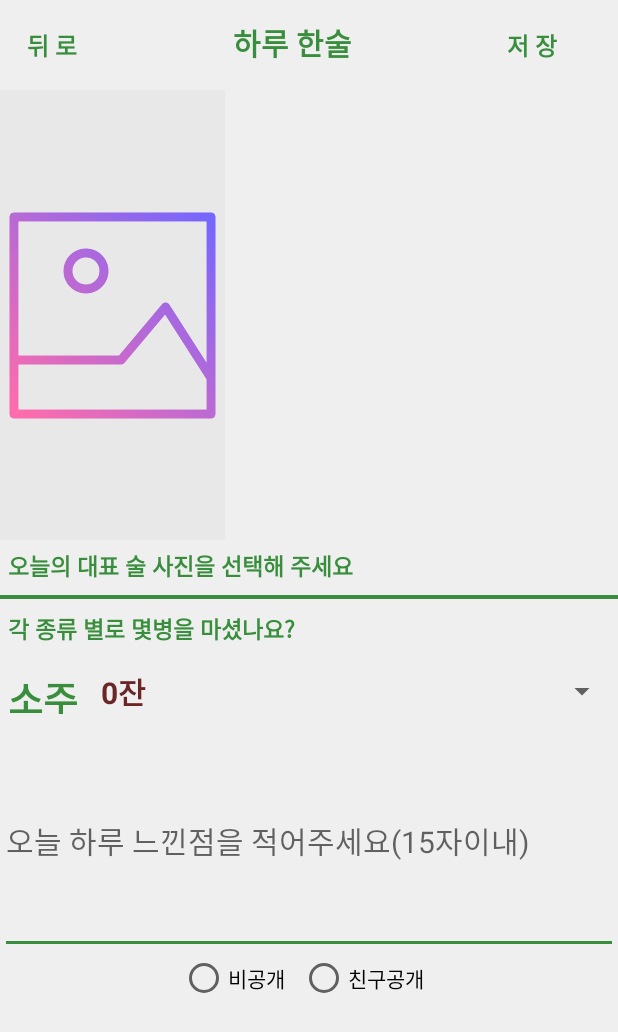
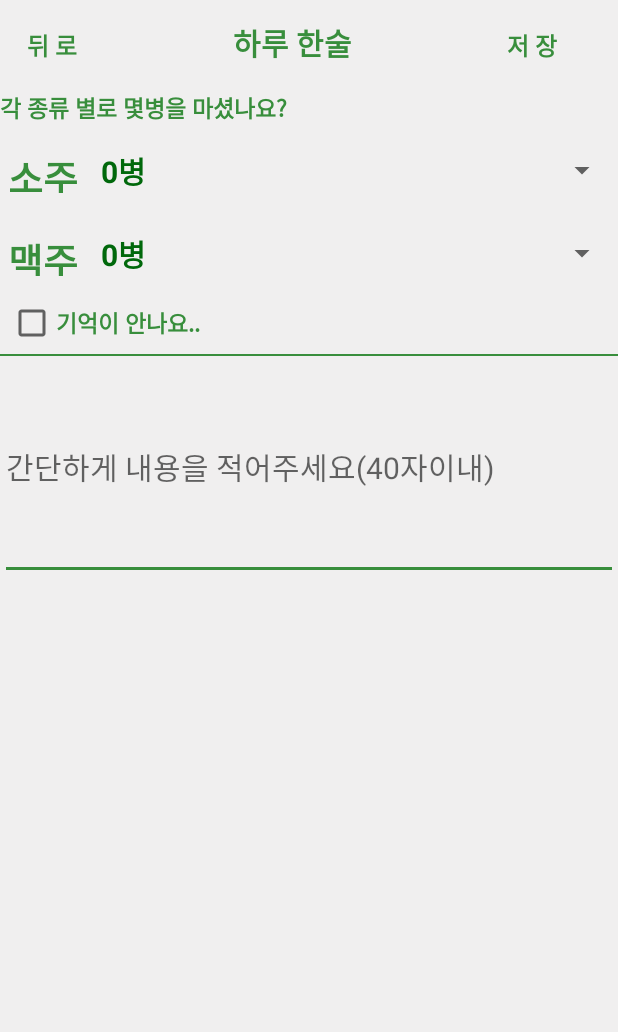
Before and after one commit to JiSeokYeom/ChengCheng_original, an Android app: the AddItem screen opened directly, with no data from a screen before it, on a phone screen of 412 x 824 dp. Shown: the top 1032 px of the screen. Run offline under Robolectric (Android 15) with nearby library versions, the phone set to English and light mode, and no system bars.

Commit message:
02.22 레이아웃 수정

```diff
--- a/app/src/main/java/com/example/chengchengoriginal/activity/AddItem.kt
+++ b/app/src/main/java/com/example/chengchengoriginal/activity/AddItem.kt
@@ -17,7 +17,7 @@ import com.example.chengchengoriginal.databinding.ActivityAddItemBinding
 class AddItem : AppCompatActivity() {
     private val ALBUM_CODE = 101
     private val TAG = "AddItem"
-    private lateinit var sData : Array<String>
+    private lateinit var countArray : Array<String>
     private lateinit var adapter: ArrayAdapter<String>
     private lateinit var binding: ActivityAddItemBinding
     override fun onCreate(savedInstanceState: Bundle?) {
@@ -25,16 +25,17 @@ class AddItem : AppCompatActivity() {
         binding = ActivityAddItemBinding.inflate(layoutInflater)
         setContentView(binding.root)
 
-        sData = resources.getStringArray(R.array.SoJoCount)
-        binding.img1.setOnClickListener {
+        countArray = resources.getStringArray(R.array.bottleCount)
+       /* binding.img1.setOnClickListener {
             requirePermissions(arrayOf(Manifest.permission.WRITE_EXTERNAL_STORAGE), ALBUM_CODE)
-        }
+        }*/
         binding.btnBack.setOnClickListener {
             finish()
         }
 
-        adapter = ArrayAdapter(this,R.layout.spinner_item,sData)
+        adapter = ArrayAdapter(this,R.layout.spinner_item,countArray)
         binding.sojoSpinner.adapter = adapter
+        binding.beerSpinner.adapter = adapter
     }
     private fun openGallery() {
         val intent = Intent(Intent.ACTION_PICK)
@@ -67,7 +68,7 @@ class AddItem : AppCompatActivity() {
     }
 
 
-    override fun onActivityResult(requestCode: Int, resultCode: Int, data: Intent?) {
+   /* override fun onActivityResult(requestCode: Int, resultCode: Int, data: Intent?) {
         super.onActivityResult(requestCode, resultCode, data)
             if(resultCode == RESULT_OK)
             {
@@ -79,6 +80,6 @@ class AddItem : AppCompatActivity() {
             {
                 Toast.makeText(this, "사진 선택 취소", Toast.LENGTH_LONG).show()
             }
-        }
+        }*/
 
     }
--- a/app/src/main/res/layout/activity_add_item.xml
+++ b/app/src/main/res/layout/activity_add_item.xml
@@ -47,18 +47,18 @@
             app:layout_constraintTop_toTopOf="parent" />
     </LinearLayout>
 
-    <TextView
+<!--    <TextView
         android:id="@+id/textView2"
         android:layout_width="match_parent"
         android:layout_height="wrap_content"
         android:text="오늘의 대표 술 사진을 선택해 주세요"
         android:textColor="@color/main"
-        android:layout_marginTop="5dp"
-        android:layout_marginLeft="5dp"
         android:textSize="15sp"
         android:textStyle="bold"
-        app:layout_constraintTop_toBottomOf="@+id/img_1" />
+        app:layout_constraintBottom_toBottomOf="parent"
+        app:layout_constraintTop_toBottomOf="@+id/linearLayout" />-->
 
+<!--
     <ImageView
         android:id="@+id/img_1"
         android:layout_width="150dp"
@@ -66,27 +66,18 @@
         android:background="#E8E8E8"
         android:scaleType="centerInside"
         android:src="@drawable/icon_image"
-        app:layout_constraintTop_toBottomOf="@+id/linearLayout" />
-
-    <View
-        android:id="@+id/solid_line"
-        android:layout_width="match_parent"
-        android:layout_height="2.5dp"
-        android:layout_marginTop="8dp"
-        android:background="@color/main"
-        app:layout_constraintTop_toBottomOf="@+id/textView2" />
+        tools:layout_editor_absoluteY="60dp" />
+-->
 
     <TextView
         android:id="@+id/eat_question"
         android:layout_width="match_parent"
         android:layout_height="wrap_content"
         android:text="각 종류 별로 몇병을 마셨나요?"
-        android:layout_marginTop="8dp"
-        android:layout_marginStart="5dp"
         android:textColor="@color/main"
         android:textSize="15sp"
         android:textStyle="bold"
-        app:layout_constraintTop_toBottomOf="@+id/solid_line" />
+        app:layout_constraintTop_toBottomOf="@+id/linearLayout" />
 
     <LinearLayout
         android:id="@+id/add_item_linear1"
@@ -98,7 +89,7 @@
         app:layout_constraintTop_toBottomOf="@+id/eat_question">
 
         <TextView
-            android:id="@+id/textview_sojo"
+            android:id="@+id/textview_soju"
             android:layout_width="wrap_content"
             android:layout_height="30dp"
             android:layout_marginStart="5dp"
@@ -117,19 +108,68 @@
             app:layout_constraintStart_toEndOf="@+id/textview_sojo"
             app:layout_constraintTop_toBottomOf="@+id/eat_question" />
     </LinearLayout>
+
+    <LinearLayout
+        android:id="@+id/add_item_linear2"
+        android:layout_width="match_parent"
+        android:layout_height="wrap_content"
+        android:layout_marginTop="5dp"
+        android:gravity="center"
+        android:orientation="horizontal"
+        app:layout_constraintTop_toBottomOf="@+id/add_item_linear1">
+
+        <TextView
+            android:id="@+id/textview_beer"
+            android:layout_width="wrap_content"
+            android:layout_height="30dp"
+            android:layout_marginStart="5dp"
+            android:text="맥주"
+            android:textColor="@color/main"
+            android:textSize="25sp"
+            android:textStyle="bold" />
+
+        <Spinner
+            android:id="@+id/beer_spinner"
+            android:layout_width="match_parent"
+            android:layout_height="wrap_content"
+            android:layout_marginStart="5dp" />
+    </LinearLayout>
+
+    <CheckBox
+        android:id="@+id/checkBox"
+        android:layout_width="wrap_content"
+        android:layout_height="wrap_content"
+        android:layout_marginStart="5dp"
+        android:layout_marginTop="5dp"
+        android:text="기억이 안나요.."
+        android:textColor="@color/main"
+        android:textSize="15sp"
+        android:textStyle="bold"
+        app:layout_constraintStart_toStartOf="parent"
+        app:layout_constraintTop_toBottomOf="@+id/add_item_linear2" />
+
+    <View
+        android:id="@+id/solid_line"
+        android:layout_width="match_parent"
+        android:layout_height="1.0dp"
+        android:layout_marginTop="5dp"
+        android:background="@color/main"
+        app:layout_constraintBottom_toTopOf="@+id/contents_input"
+        app:layout_constraintTop_toBottomOf="@+id/checkBox" />
     <EditText
         android:id="@+id/contents_input"
         android:layout_width="match_parent"
         android:layout_height="150dp"
         android:backgroundTint="@color/main"
-        android:hint="오늘 하루 느낀점을 적어주세요(15자이내)"
+        android:layout_marginTop="5dp"
+        android:hint="간단하게 내용을 적어주세요(40자이내)"
         android:importantForAutofill="no"
         android:inputType="none"
-        android:maxLength="15"
+        android:maxLength="40"
         android:textCursorDrawable="@drawable/cursor_drawable"
         android:textSize="20sp"
-        app:layout_constraintTop_toBottomOf="@+id/add_item_linear1" />
-    <RadioGroup
+        app:layout_constraintTop_toBottomOf="@+id/checkBox" />
+<!--    <RadioGroup
         android:id="@+id/radio_group"
         android:layout_width="wrap_content"
         android:layout_height="wrap_content"
@@ -152,6 +192,6 @@
             android:layout_marginEnd="10dp"
             android:text="친구공개" />
 
-    </RadioGroup>
+    </RadioGroup>-->
 
   </androidx.constraintlayout.widget.ConstraintLayout>
--- a/app/src/main/res/layout/spinner_item.xml
+++ b/app/src/main/res/layout/spinner_item.xml
@@ -5,5 +5,5 @@
     android:padding="10dp"
     android:textSize="20sp"
     android:textStyle="bold"
-    android:textColor="#6B2626"
+    android:textColor="#00680B"
     />
--- a/app/src/main/res/values/array.xml
+++ b/app/src/main/res/values/array.xml
@@ -1,16 +1,16 @@
 <?xml version="1.0" encoding="utf-8"?>
 <resources>
-    <string-array name="SoJoCount">
-        <item>0잔</item>
-        <item>0.5잔</item>
-        <item>1잔</item>
-        <item>1.5잔</item>
-        <item>2잔</item>
-        <item>2.5잔</item>
-        <item>3잔</item>
-        <item>3.5잔</item>
-        <item>4잔</item>
-        <item>4.5잔</item>
-        <item>5잔이상!!</item>
+    <string-array name="bottleCount">
+        <item>0병</item>
+        <item>0.5병</item>
+        <item>1병</item>
+        <item>1.5병</item>
+        <item>2병</item>
+        <item>2.5병</item>
+        <item>3병</item>
+        <item>3.5병</item>
+        <item>4병</item>
+        <item>4.5병</item>
+        <item>5병이상!!</item>
     </string-array>
 </resources>
```
